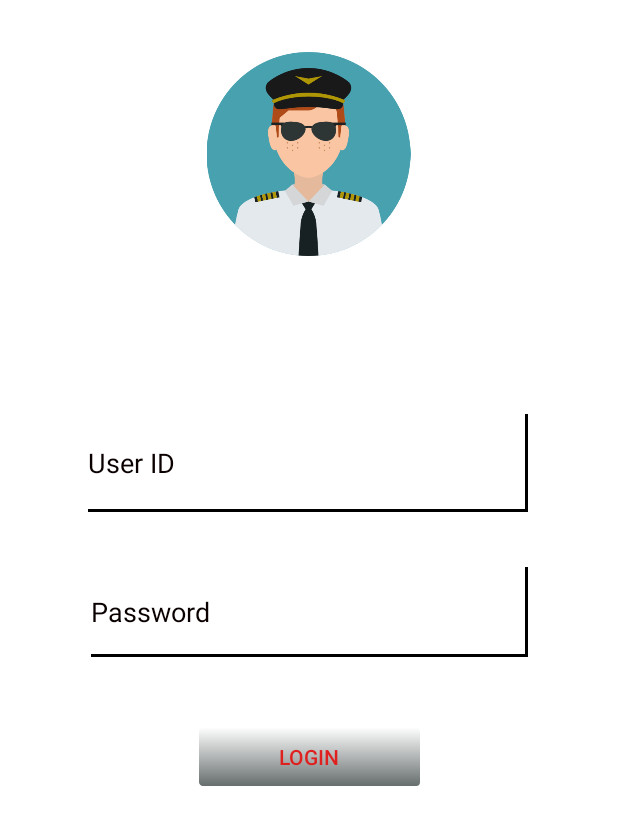
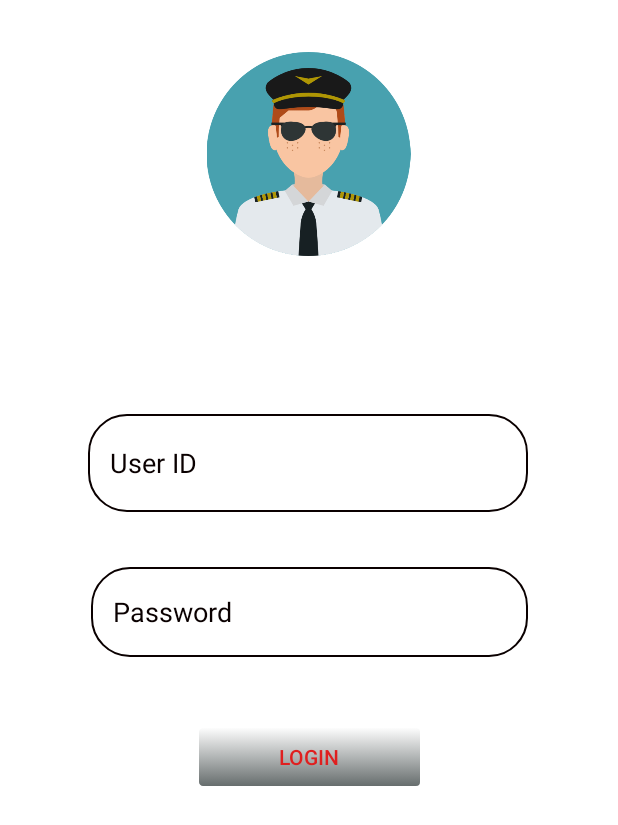
Before and after one commit to syntax-errorz/smartBus-pilot-android, an Android app: the screen it shows after launch (Login_activity), on a phone screen of 412 x 824 dp. Shown: the top 825 px of the screen. Run offline under Robolectric (Android 15) with nearby library versions, the phone set to English and light mode, and no system bars.

Commit message:
Login UI

```diff
--- a/Catchme2/app/src/main/res/drawable/button_login.xml
+++ b/Catchme2/app/src/main/res/drawable/button_login.xml
@@ -2,20 +2,20 @@
 <selector xmlns:android="http://schemas.android.com/apk/res/android" >
     <item android:state_pressed="true" >
         <shape android:shape="rectangle"  >
-            <corners android:radius="3dip" />
+            <corners android:radius="10dp" />
             <stroke android:width="1dip" android:color="#FFFFFF" />
             <gradient android:angle="-90" android:startColor="#FFFFFF" android:endColor="#646B6B"  />
         </shape>
     </item>
     <item android:state_focused="true">
         <shape android:shape="rectangle"  >
-            <corners android:radius="3dip" />
+            <corners android:radius="10dp" />
             <stroke android:width="1dip" android:color="#FFFFFF" />
             <solid android:color="#FFFFFF"/>
         </shape>
     </item>
     <item >
-        <shape android:shape="rectangle"  >
+        <shape android:shape="rectangle">
             <corners android:radius="3dip" />
             <stroke android:width="1dip" android:color="#FFFFFF" />
             <gradient android:angle="-90" android:startColor="#FFFFFF" android:endColor="#646B6B"/>
--- /dev/null
+++ b/Catchme2/app/src/main/res/drawable/rounded_corner.xml
@@ -0,0 +1,14 @@
+<?xml version="1.0" encoding="utf-8"?>
+<shape xmlns:android="http://schemas.android.com/apk/res/android">
+
+    <corners android:radius="25dp"></corners>
+    <stroke android:width="1dp" android:color="#0A0000"></stroke>
+
+    <padding android:top="15dp" android:bottom="15dp" android:left="15dp" android:right="15dp"></padding>
+
+    <item android:bottom="3px" android:right="3px">
+        <shape android:shape="rectangle">
+            <solid android:color="#FFFFFF" />
+        </shape>
+    </item>
+</shape>
--- a/Catchme2/app/src/main/res/layout/activity_login_activity.xml
+++ b/Catchme2/app/src/main/res/layout/activity_login_activity.xml
@@ -22,7 +22,7 @@
         android:textColor="#0A0000"
         android:inputType="textPersonName"
         android:textColorHint="#0A0000"
-        android:background="@drawable/shadow"
+        android:background="@drawable/rounded_corner"
         app:layout_constraintBottom_toBottomOf="parent"
         app:layout_constraintEnd_toEndOf="parent"
         app:layout_constraintHorizontal_bias="0.49"
@@ -43,7 +43,7 @@
         android:inputType="textPassword"
         android:textColor="#0A0000"
         android:textColorHint="#0A0000"
-        android:background="@drawable/shadow"
+        android:background="@drawable/rounded_corner"
         app:layout_constraintBottom_toBottomOf="parent"
         app:layout_constraintEnd_toEndOf="parent"
         app:layout_constraintStart_toStartOf="parent"
```
